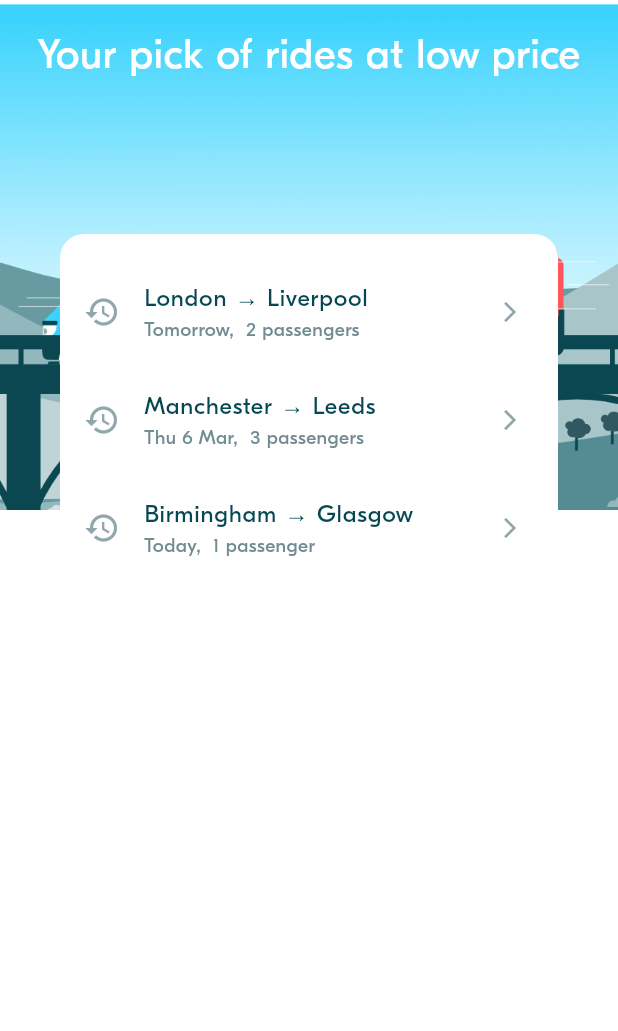
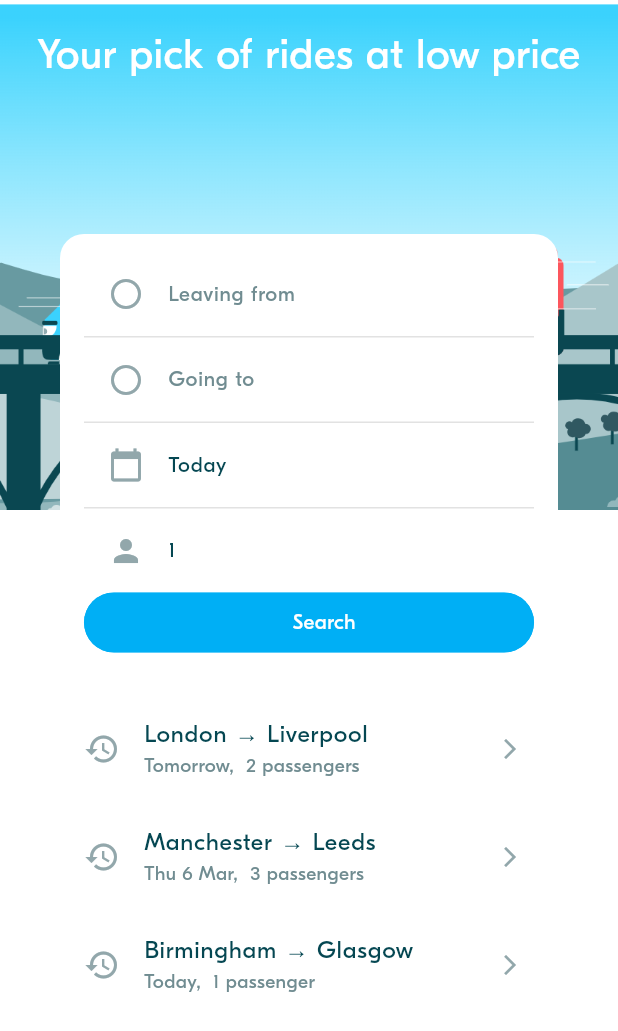
Before and after one commit to Chea-ming/blablaCar, a Flutter app: the screen it shows after launch, on a phone screen of 412 x 824 dp. Shown: the top 1031 px of the screen. Run offline on Flutter 3.47's test engine with Material 3 defaults, Android fonts, the phone set to English and light mode, and no system bars; project files that could hold a hidden picture were left out.

Commit message:
BLA-004 - Implement Ride Preference Form

```diff
--- a/lib/model/ride/locations.dart
+++ b/lib/model/ride/locations.dart
@@ -19,6 +19,11 @@ class Location {
   final Country country;
 
   const Location({required this.name, required this.country});
+
+  // Copy constructor
+  Location.copy(Location other)
+      : name = other.name,
+        country = other.country;
 
   @override
   bool operator ==(Object other) {
--- a/lib/screens/ride_pref/widgets/ride_pref_form.dart
+++ b/lib/screens/ride_pref/widgets/ride_pref_form.dart
@@ -1,7 +1,15 @@
 import 'package:flutter/material.dart';
-
+import 'package:week_3_blabla_project/screens/ride_pref/widgets/ride_pref_input_tile.dart';
+import 'package:week_3_blabla_project/theme/theme.dart';
+import 'package:week_3_blabla_project/utils/date_time_util.dart';
+import 'package:week_3_blabla_project/widgets/actions/blabutton.dart';
+import 'package:week_3_blabla_project/widgets/display/bla_divider.dart';
+import 'package:week_3_blabla_project/widgets/inputs/bla_date_picker.dart';
+import 'package:week_3_blabla_project/widgets/inputs/bla_seat_spinner.dart';
 import '../../../model/ride/locations.dart';
 import '../../../model/ride_pref/ride_pref.dart';
+import '../../../widgets/inputs/bla_location_picker.dart';
+
 
 ///
 /// A Ride Preference From is a view to select:
@@ -28,7 +36,7 @@ class _RidePrefFormState extends State<RidePrefForm> {
   Location? arrival;
   late int requestedSeats;
 
-
+  final _formKey = GlobalKey<FormState>();
 
   // ----------------------------------
   // Initialize the Form attributes
@@ -37,29 +45,148 @@ class _RidePrefFormState extends State<RidePrefForm> {
   @override
   void initState() {
     super.initState();
-    // TODO
+    departure = widget.initRidePref?.departure;
+    departureDate = widget.initRidePref?.departureDate ?? DateTime.now(); // Default to today
+    arrival = widget.initRidePref?.arrival;
+    requestedSeats = widget.initRidePref?.requestedSeats ?? 1; // Default to 1 seat
   }
 
   // ----------------------------------
   // Handle events
   // ----------------------------------
 
+  void onDeparturePressed() async {
+    // 1- Select a location
+    Location? selectedLocation = await Navigator.of(context).push<Location>(
+        MaterialPageRoute(builder: (ctx) => BlaLocationPicker()));
+
+    // 2- Update the from if needed
+    if (selectedLocation != null) {
+      setState(() {
+        departure = selectedLocation;
+      });
+    }
+  }
+
+  void onArrivalPressed() async {
+    // 1- Select a location
+    Location? selectedLocation = await Navigator.of(context).push<Location>(
+        MaterialPageRoute(builder: (ctx) => BlaLocationPicker()));
+
+    // 2- Update the from if needed
+    if (selectedLocation != null) {
+      setState(() {
+        arrival = selectedLocation;
+      });
+    }
+  }
+
+  void onDatePressed() async {
+    // 1- Select a date
+    DateTime? selectedDate = await Navigator.of(context).push<DateTime>(
+        MaterialPageRoute(builder: (ctx) => DatePickerScreen()));
+
+    // 2- Update the from if needed
+    if (selectedDate != null) {
+      setState(() {
+        departureDate = selectedDate;
+      });
+    }
+  }
+
+  void onSeatsPressed() async {
+    // 1- Select a number of seats
+    int? selectedSeats = await Navigator.of(context).push<int>(
+        MaterialPageRoute(builder: (ctx) => SeatCounterScreen()));
+
+    // 2- Update the from if needed
+    if (selectedSeats != null) {
+      setState(() {
+        requestedSeats = selectedSeats;
+      });
+    }
+  }
+
+  void onSubmit() {}
+
+  void onSwappingLocationPressed() {
+    setState(() {
+      // We switch only if both departure and arrivate are defined
+      if (departure != null && arrival != null) {
+        Location temp = departure!;
+        departure = Location.copy(arrival!);
+        arrival = Location.copy(temp);
+      }
+    });
+  }
 
   // ----------------------------------
-  // Compute the widgets rendering
+  // Helper methods
   // ----------------------------------
 
+  bool get switchVisible => arrival != null && departure != null;
 
   // ----------------------------------
   // Build the widgets
   // ----------------------------------
   @override
   Widget build(BuildContext context) {
-    return Column(
-        mainAxisAlignment: MainAxisAlignment.start,
-        crossAxisAlignment: CrossAxisAlignment.stretch,
-        children: [
+    return Form(
+      key: _formKey,
+      child: Padding(
+        padding: const EdgeInsets.symmetric(horizontal: BlaSpacings.m, vertical: BlaSpacings.s),
+        child: Column(
+          mainAxisAlignment: MainAxisAlignment.start,
+          crossAxisAlignment: CrossAxisAlignment.stretch,
+          children: [
 
-        ]);
+            // Departure
+            RidePrefInputTile(
+              title: departure?.name ?? "Leaving from",
+              onTap: onDeparturePressed,
+              leftIcon: Icons.circle_outlined,
+              rightIcon: switchVisible ? Icons.swap_vert : null,
+              onRightIconPressed: onSwappingLocationPressed,
+              isSelcted: departure != null,
+            ),
+            BlaDivider(),
+
+            // Arrival
+            RidePrefInputTile(
+              title: arrival?.name ?? "Going to",
+              onTap: onArrivalPressed,
+              leftIcon: Icons.circle_outlined,
+              isSelcted: arrival != null,
+            ),
+            BlaDivider(),
+
+            // Date
+            RidePrefInputTile(
+              title: DateTimeUtils.formatDateTime(departureDate),
+              onTap: onDatePressed,
+              leftIcon: Icons.calendar_today,
+              isSelcted: true,
+            ),
+            BlaDivider(),
+
+            // Seats
+            RidePrefInputTile(
+              title: "$requestedSeats",
+              onTap: onSeatsPressed,
+              leftIcon: Icons.person,
+              isSelcted: true,
+            ),
+
+            // Search button
+            BlaButton(
+              buttonType: ButtonType.primary,
+              text: "Search",
+              onPressed: onSubmit,
+            ),
+
+          ],
+        ),
+      ),
+    );
   }
 }
--- /dev/null
+++ b/lib/screens/ride_pref/widgets/ride_pref_input_tile.dart
@@ -0,0 +1,45 @@
+import 'package:flutter/material.dart';
+import 'package:week_3_blabla_project/theme/theme.dart';
+import 'package:week_3_blabla_project/widgets/actions/bla_icon_button.dart';
+
+class RidePrefInputTile extends StatelessWidget {
+  final String title;
+  final VoidCallback onTap;
+  final IconData leftIcon;
+  final bool isSelcted;
+
+  // A right button can be optionally provided
+  final IconData? rightIcon;
+  final VoidCallback? onRightIconPressed;
+
+  const RidePrefInputTile({
+    super.key,
+    required this.title,
+    required this.onTap,
+    this.rightIcon,
+    this.onRightIconPressed,
+    required this.leftIcon,
+    required this.isSelcted,
+  });
+
+  @override
+  Widget build(BuildContext context) {
+    return ListTile(
+      leading: Icon(
+        leftIcon,
+        size: BlaSize.icon,
+        color: BlaColors.iconLight,
+      ),
+      title: Text(
+        title,
+        style: BlaTextStyles.button.copyWith(
+          color: isSelcted ? BlaColors.neutralDark : BlaColors.neutralLight,
+        ),
+      ),
+      trailing: rightIcon != null
+          ? BlaIconButton(icon: rightIcon, onPressed: onRightIconPressed)
+          : null,
+      onTap: onTap,
+    );
+  }
+}
--- a/lib/theme/theme.dart
+++ b/lib/theme/theme.dart
@@ -73,6 +73,10 @@ class BlaSpacings {
 }
 
 
+class BlaSize {
+  static const double icon = 24;
+}
+
 
 ///
 /// Definition of App Theme.
--- a/lib/widgets/actions/blabutton.dart
+++ b/lib/widgets/actions/blabutton.dart
@@ -18,7 +18,7 @@ class BlaButton extends StatelessWidget {
     required this.text,
     this.icon,
     this.buttonType = ButtonType.primary,
-    required this.onPressed, required Text child,
+    required this.onPressed,
 
   });
 
@@ -53,10 +53,7 @@ class BlaButton extends StatelessWidget {
       mainAxisSize: MainAxisSize.min,
       mainAxisAlignment: MainAxisAlignment.center,
       children: [
-          Padding(
-            padding: const EdgeInsets.only(right: 8.0),
-            child: Icon(icon, color: textColor, size: 20),
-          ),
+        Icon(icon, color: textColor, size: 20),
         Text(
           text,
           style: BlaTextStyles.button.copyWith(color: textColor),
```
Also changed, not shown: lib/widgets/actions/bla_icon_button.dart (added, +27 -0 lines), lib/widgets/inputs/bla_date_picker.dart (added, +212 -0 lines), lib/widgets/inputs/bla_location_picker.dart (added, +15 -0 lines), lib/widgets/inputs/bla_seat_spinner.dart (added, +180 -0 lines), 1 other file.
